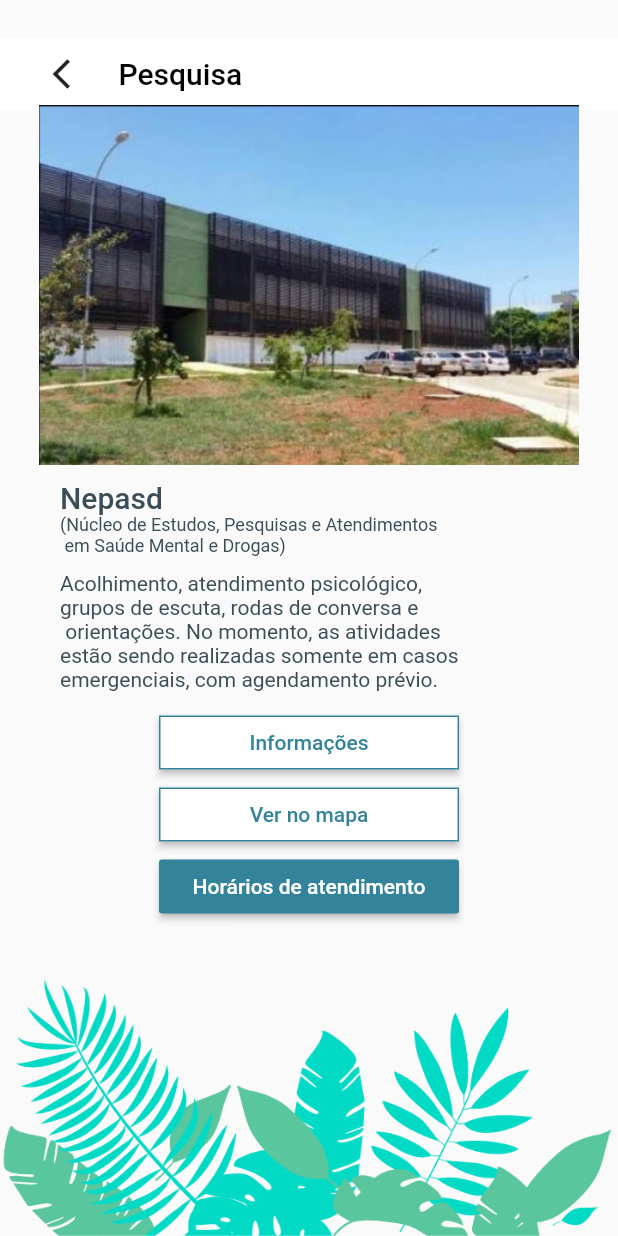
After one commit to MathCastro/Apoio-UnB, a Flutter app: the InfoUnidadelView screen opened by its route, on a phone screen of 412 x 824 dp. The commit adds this screen. Run offline on Flutter 3.47's test engine with Material 2 defaults, Android fonts, the phone set to English and light mode, and no system bars; our stand-ins replace firebase_auth, firebase_database; accounts and stored records are empty.

Commit message:
Tela InfoUnidade

```diff
--- a/lib/main.dart
+++ b/lib/main.dart
@@ -8,6 +8,7 @@ import 'view/FirstView.dart';
 import 'view/RegistrarView.dart';
 import 'view/ProfileView.dart';
 import 'view/AtendimentoInicialView.dart';
+import 'view/InfoUnidadeView.dart';
 
 void main() => runApp(MyApp());
 
@@ -40,6 +41,7 @@ class MyApp extends StatelessWidget {
         '/nova_consulta_area_atuacao' : (context) => NovaConsultaAreaAtuacaoView(),
         '/nova_consulta_prof_disp' : (context) => NovaConsultaProfDispView(),
         '/home': (context) => HomeView(),
+        '/info_unidade': (context) => InfoUnidadelView(),
       }
     );
   }
--- /dev/null
+++ b/lib/view/InfoUnidadeView.dart
@@ -0,0 +1,222 @@
+import 'dart:io';
+import '../res/Colors.dart';
+
+import 'package:flutter/material.dart';
+import 'package:flutter/painting.dart';
+
+class InfoUnidadelView extends StatelessWidget {
+  @override
+  Widget build(BuildContext context) {
+    final double height = MediaQuery.of(context).size.height;
+    final double width = MediaQuery.of(context).size.width;
+    return Scaffold(
+      body: Container(
+        height: height,
+        child: Stack(
+          alignment: Alignment.topCenter,
+          children: <Widget>[
+            Padding(
+              padding: const EdgeInsets.only(top: 25.0),
+              child: Container(
+                color: Colors.white,
+                width: width,
+                height: 48.0,
+                child: Padding(
+                  padding: const EdgeInsets.only(left: 35.0),
+                  child: Row(
+                    crossAxisAlignment: CrossAxisAlignment.center,
+                    children: <Widget>[
+                      Icon(Icons.arrow_back_ios),
+                      Padding(
+                        padding: const EdgeInsets.only(right: 20.0),),
+                      Text(
+                        "Pesquisa",
+                        style: TextStyle(
+                            color: Colors.black,
+                            fontWeight: FontWeight.w500,
+                            fontFamily: "Roboto",
+                            fontStyle: FontStyle.normal,
+                            fontSize: 20.0),
+                      ),
+                    ],
+                  ),
+                ),
+              ),
+            ),
+            Padding(
+              padding: const EdgeInsets.only(top: 70.0, bottom: 0.0),
+              child: Container(
+                height: height - 48,
+                width: width,
+                decoration: BoxDecoration(
+                  image: DecorationImage(
+                    image: AssetImage("assets/drawable-xhdpi/Flores-fundo.png"),
+                    fit: BoxFit.scaleDown,
+                    alignment: Alignment.bottomCenter,
+                  ),
+                ),
+                child: Column(
+                  crossAxisAlignment: CrossAxisAlignment.start,
+                  children: <Widget>[
+                    Padding(
+                      padding: const EdgeInsets.only(top: 0.0, bottom: 10.0),
+                      child: Row(
+                        mainAxisAlignment: MainAxisAlignment.center,
+                        children: <Widget>[
+                          Align(
+                            alignment: Alignment.bottomCenter,
+                            child: Image.asset(
+                              'assets/drawable-xhdpi/imagem-info-atendimento.png',
+                              scale: 2.0,
+                            ),
+                          ),
+                        ],
+                      ),
+                    ),
+                    Row(
+                      mainAxisAlignment: MainAxisAlignment.start,
+                      children: <Widget>[
+                        Padding(
+                          padding: const EdgeInsets.only(left: 40.0, bottom:20.0)),
+                        Text(
+                          "Nepasd",
+                          style: const TextStyle(
+                          color:  const Color(0xff3b4d57),
+                          fontWeight: FontWeight.w500,
+                          fontFamily: "Roboto",
+                          fontStyle:  FontStyle.normal,
+                          fontSize: 20.0
+                        )),
+                      ],
+                    ),
+
+                    Row(
+                      mainAxisAlignment: MainAxisAlignment.start,
+                      children: <Widget>[
+                        Padding(
+                          padding: const EdgeInsets.only(left: 40.0, bottom:0.0)),
+                        Text(
+                          "(Núcleo de Estudos, Pesquisas e Atendimentos\n em Saúde Mental e Drogas)",
+                          style: const TextStyle(
+                          color:  const Color(0xff3b4d57),
+                          fontWeight: FontWeight.w400,
+                          fontFamily: "Roboto",
+                          fontStyle:  FontStyle.normal,
+                          fontSize: 12.0
+                        ))
+                      ],
+                    ),
+
+                    Row(
+                      mainAxisAlignment: MainAxisAlignment.start,
+                      children: <Widget>[
+                        Padding(
+                          padding: const EdgeInsets.only(left: 40.0, top:100.0)),
+                        Text(
+                          "Acolhimento, atendimento psicológico, \ngrupos de escuta, rodas de conversa e\n orientações. No momento, as atividades \nestão sendo realizadas somente em casos \nemergenciais, com agendamento prévio.",
+                          style: const TextStyle(
+                          color:  const Color(0xff3b4d57),
+                          fontWeight: FontWeight.w400,
+                          fontFamily: "Roboto",
+                          fontStyle:  FontStyle.normal,
+                          fontSize: 14.0
+                        ))
+                      ],
+                    ),
+
+                    Row(
+                      mainAxisAlignment: MainAxisAlignment.center,
+                      children: <Widget>[
+                        Padding(
+                          padding: const EdgeInsets.only(top: 0.0),
+                          child: Align(
+                            alignment: Alignment.bottomCenter,
+                            child: ButtonTheme(
+                              minWidth: 200.0,
+                              child: RaisedButton(
+                                color: Colors.white,
+                                onPressed: () {},
+                                shape: Border.all(width: 1.0, color: Color(0xff33849b)),
+                                child: Center(
+                                  child: Text(
+                                    "Informações",
+                                    style: const TextStyle(
+                                    color: Color(0xff33849b),
+                                    fontWeight: FontWeight.w500,
+                                    fontFamily: "Roboto",
+                                    fontStyle:  FontStyle.normal,
+                                    fontSize: 14.0
+                                  )),
+                                ),
+                              ),
+                            ),
+                          ),
+                        )
+                      ],
+                    ),
+
+                    Row(
+                      mainAxisAlignment: MainAxisAlignment.center,
+                      children: <Widget>[
+                        Padding(
+                          padding: const EdgeInsets.only(top: 0.0),
+                          child: Align(
+                            alignment: Alignment.bottomCenter,
+                            child: ButtonTheme(
+                              minWidth: 200.0,
+                              child: RaisedButton(
+                                color: Colors.white,
+                                onPressed: () {},
+                                shape: Border.all(width: 1.0, color: Color(0xff33849b)),
+                                child: Center(
+                                  child: Text(
+                                    "Ver no mapa",
+                                    style: const TextStyle(
+                                    color: Color(0xff33849b),
+                                    fontWeight: FontWeight.w500,
+                                    fontFamily: "Roboto",
+                                    fontStyle:  FontStyle.normal,
+                                    fontSize: 14.0
+                                  )),
+                                ),
+                              ),
+                            ),
+                          ),
+                        )
+                      ],
+                    ),
+
+                    Row(
+                      mainAxisAlignment: MainAxisAlignment.center,
+                      children: <Widget>[
+                        Padding(
+                          padding: const EdgeInsets.only(top: 0.0),
+                          child: Align(
+                            alignment: Alignment.bottomCenter,
+                            child: ButtonTheme(
+                              minWidth: 200.0,
+                              child: RaisedButton(
+                                color: colorMutedBlue,
+                                onPressed: () {},
+                                child: Center(
+                                  child: Text(
+                                    "Horários de atendimento",
+                                    style: TextStyle(color: Colors.white),
+                                  ),
+                                ),
+                              ),
+                            ),
+                          ),
+                        )
+                      ],
+                    )
+                  ],
+                ),
+              ),
+            )
+          ],
+        ),
+      ),
+    );
+  }
+}
--- a/pubspec.yaml
+++ b/pubspec.yaml
@@ -63,6 +63,8 @@ flutter:
     - assets/drawable-xhdpi/010-calendar-2.png
     - assets/drawable-xhdpi/calendar.png
     - assets/drawable-xhdpi/009-map-1.png
+    - assets/drawable-xhdpi/imagem-info-atendimento.png
+
   # An image asset can refer to one or more resolution-specific "variants", see
   # https://flutter.dev/assets-and-images/#resolution-aware.
 
```
